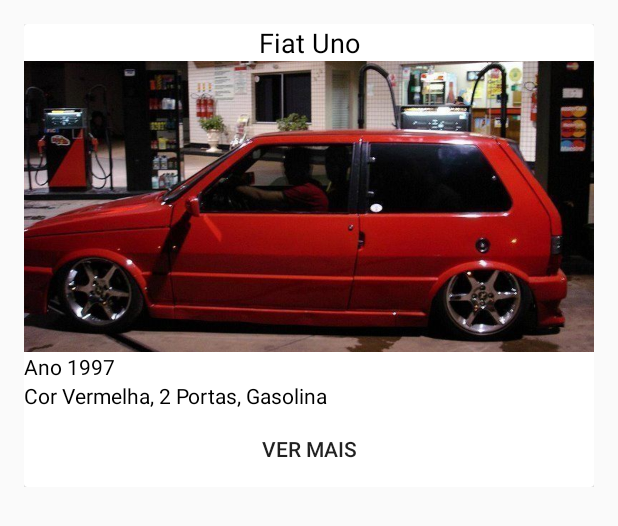
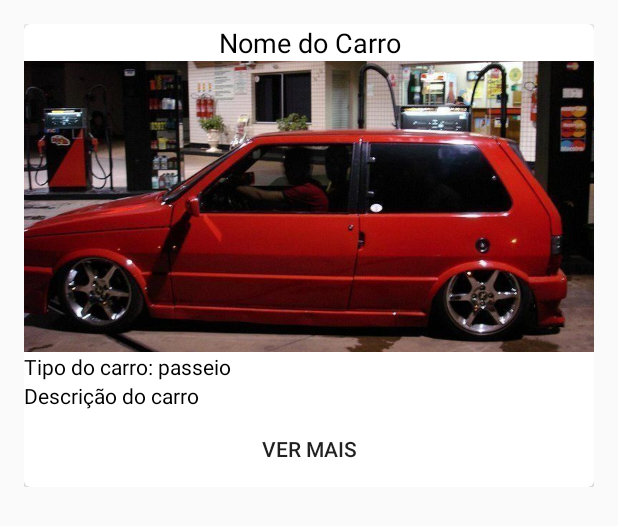
Before and after one commit to vosouza/Android_loja_de_carros, an Android app: the layout item_list.xml on its own in the app's theme, with its tools: preview values and no code run, on a phone screen of 412 x 824 dp. Shown: the top 526 px of the screen. Run offline under Robolectric (Android 15) with nearby library versions, the phone set to English and light mode, and no system bars.

Commit message:
corrigido nomes das imagens

```diff
--- a/app/src/main/res/layout/item_list.xml
+++ b/app/src/main/res/layout/item_list.xml
@@ -2,13 +2,14 @@
 <LinearLayout xmlns:android="http://schemas.android.com/apk/res/android"
     android:layout_width="match_parent"
     android:layout_height="wrap_content"
+    xmlns:app="http://schemas.android.com/apk/res-auto"
     android:orientation="vertical"
     android:layout_margin="16dp">
 
     <com.google.android.material.card.MaterialCardView
         android:layout_width="match_parent"
         android:layout_height="wrap_content"
-        android:padding="8dp">
+        app:cardCornerRadius="4dp">
 
     <LinearLayout
         android:id="@+id/item_card_layout"
@@ -19,7 +20,7 @@
             android:id="@+id/item_card_name"
             android:layout_width="match_parent"
             android:layout_height="wrap_content"
-            android:text="Fiat Uno"
+            android:text="Nome do Carro"
             android:textAlignment="center"
             android:textSize="18sp"
             android:textColor="@color/black"/>
@@ -28,31 +29,30 @@
             android:id="@+id/item_card_image"
             android:layout_width="match_parent"
             android:layout_height="194dp"
-            android:scaleType="centerCrop"
-            android:src="@drawable/Uno" />
+            android:src="@drawable/uno"
+            android:scaleType="centerCrop"/>
 
         <TextView
             android:id="@+id/item_card_desc1"
             android:layout_width="match_parent"
             android:layout_height="wrap_content"
-            android:text="Ano 1997"
+            android:text="Tipo do carro: passeio"
             android:textSize="14sp"
             android:textColor="@color/black"/>
         <TextView
             android:id="@+id/item_card_desc2"
             android:layout_width="match_parent"
             android:layout_height="wrap_content"
-            android:text="Cor Vermelha, 2 Portas, Gasolina"
+            android:text="Descrição do carro"
             android:textSize="14sp"
             android:textColor="@color/black"/>
-
         <com.google.android.material.button.MaterialButton
             android:id="@+id/item_card_button_ver_mais"
+            android:layout_width="match_parent"
+            android:layout_height="wrap_content"
+            android:text="ver mais"
             style="?attr/borderlessButtonStyle"
-            android:layout_width="match_parent"
-            android:layout_height="match_parent"
-            android:layout_gravity="center"
-            android:text="ver mais" />
+            android:layout_gravity="center"/>
     </LinearLayout>
 
     </com.google.android.material.card.MaterialCardView>
```
Also changed, not shown: app/src/main/java/com/brq/applojadecarros/Lista_carros_activity.kt (+7 -9 lines), app/src/main/res/drawable-v24/argo.jpg (renamed from app/src/main/res/drawable-v24/Argo.jpg), app/src/main/res/drawable-v24/corolla.jpg (renamed from app/src/main/res/drawable-v24/Corolla.jpg), app/src/main/res/drawable-v24/gol.jpg (renamed from app/src/main/res/drawable-v24/Gol.jpg), app/src/main/res/drawable-v24/hb20.jpg (renamed from app/src/main/res/drawable-v24/HB20.jpg), app/src/main/res/drawable-v24/prisma.jpg (renamed from app/src/main/res/drawable-v24/Prisma.jpg), app/src/main/res/drawable-v24/renegade.jpg (renamed from app/src/main/res/drawable-v24/Renegade.jpg), app/src/main/res/drawable-v24/uno.jpg (renamed from app/src/main/res/drawable-v24/Uno.jpg), app/src/main/res/mipmap-hdpi/card_image_exemple.png (deleted), app/src/main/res/mipmap-mdpi/card_image_exemple.png (deleted), app/src/main/res/mipmap-xhdpi/card_image_exemple.png (deleted), app/src/main/res/mipmap-xxhdpi/card_image_exemple.png (deleted), app/src/main/res/mipmap-xxxhdpi/card_image_exemple.png (deleted).
